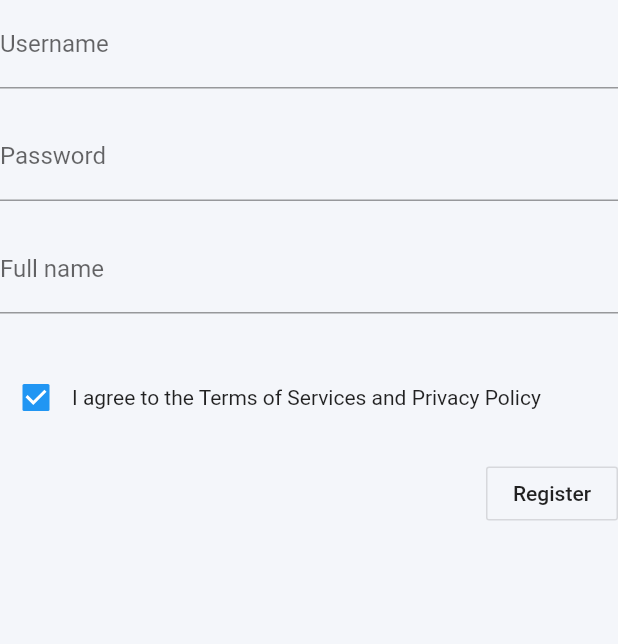
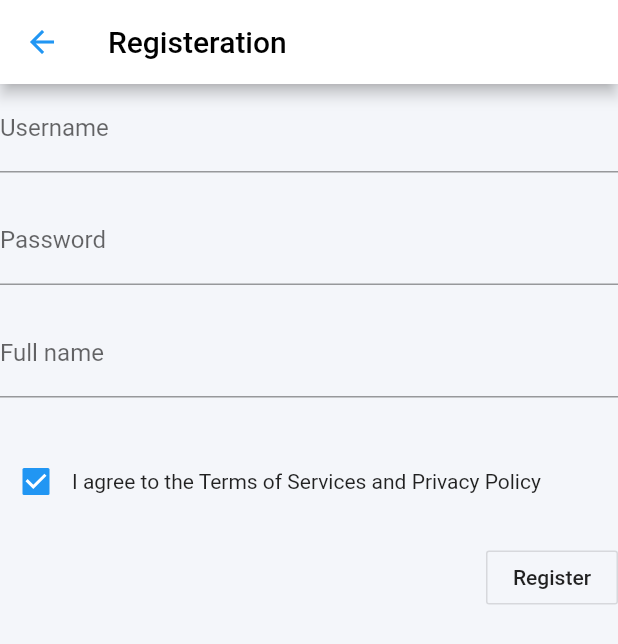
Before and after one commit to faizan-s/hack19_job_finder, a Flutter app: the RegisterForm screen opened directly, on a phone screen of 412 x 824 dp. Shown: the top 644 px of the screen. Run offline on Flutter 3.47's test engine with Material 2 defaults, Android fonts, the phone set to English and light mode, and no system bars; network calls fail.

Commit message:
registeration form added

```diff
--- a/lib/main.dart
+++ b/lib/main.dart
@@ -39,6 +39,7 @@ class MyApp extends StatelessWidget {
         '/recruitermessages': (context) => RecruiterMessages(),
         '/recomendedjobs': (context) => RecomendedJobs(),
         '/applicationstatus': (context) => ApplicationStatus(),
+        '/registeration': (context) => RegisterForm(),
       },
     );
   }
--- a/lib/pages/Registeration.dart
+++ b/lib/pages/Registeration.dart
@@ -1,14 +1,31 @@
 import 'package:flutter/material.dart';
 
+class RegisterForm extends StatelessWidget {
 
-class RegisterForm extends StatefulWidget {
-  const RegisterForm({Key key}) : super(key: key);
+  @override
+  Widget build(BuildContext context) {
+    return new Scaffold(
+      appBar: AppBar(
+        iconTheme: IconThemeData(color: Colors.blue),
+        backgroundColor: Colors.white,
+        title: Text('Registeration',style: TextStyle(color: Colors.black))
+      ),
+      body: new RegisterFormState(),
+    );
+  }
+}
+
+
+
+
+class RegisterFormState extends StatefulWidget {
+  const RegisterFormState({Key key}) : super(key: key);
 
   @override
   _RegisterFormState createState() => _RegisterFormState();
 }
 
-class _RegisterFormState extends State<RegisterForm> {
+class _RegisterFormState extends State<RegisterFormState> {
   final GlobalKey<FormState> _formKey = GlobalKey<FormState>();
   bool _agreedToTOS = true;
 
--- a/lib/pages/home.dart
+++ b/lib/pages/home.dart
@@ -121,6 +121,16 @@ getDrawer(context) {
               );
             },
           ),
+           ListTile(
+            leading: Icon(Icons.account_circle),
+            title: Text('registeration'),
+            onTap: () {
+              Navigator.pushNamed(
+                context,
+                '/registeration'
+              );
+            },
+          ),
           ListTile(
             leading: Icon(Icons.settings),
             title: Text('Settings'),
```
